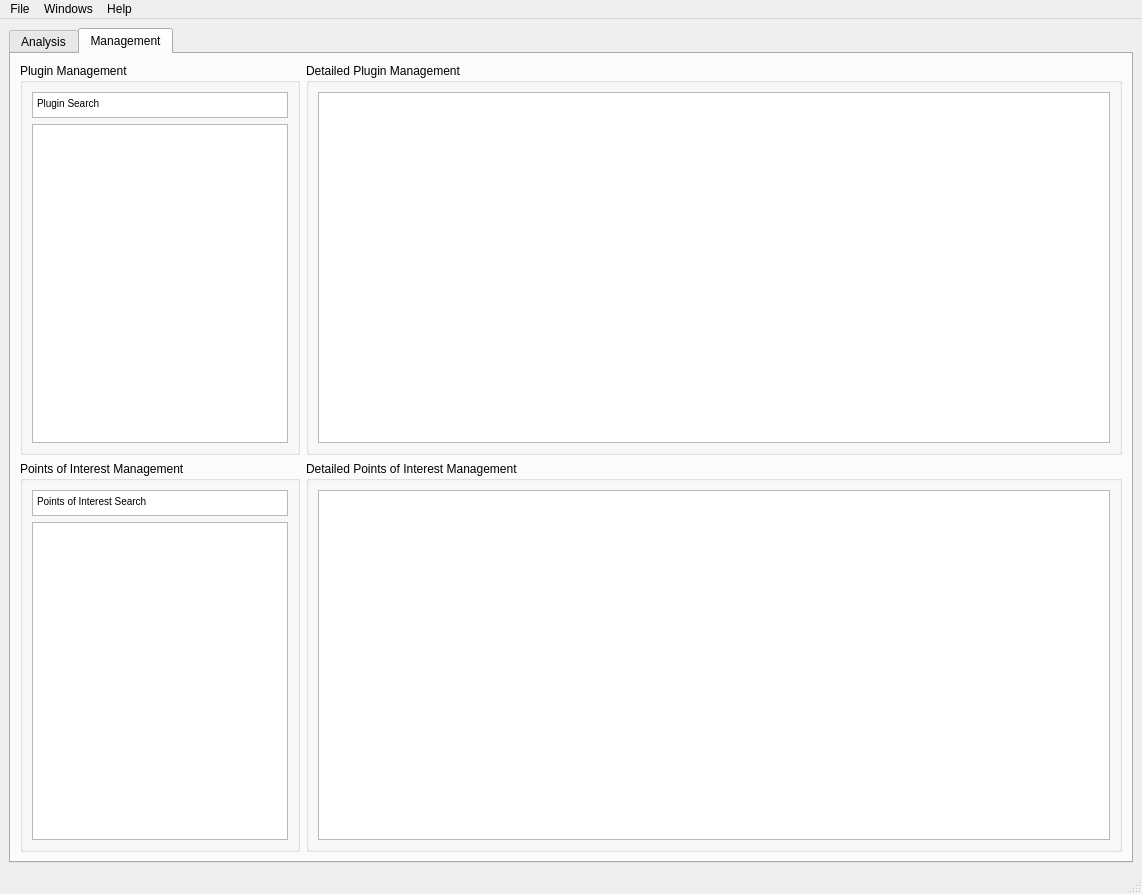
The window that GUI/BATT5_GUI.ui (adalio0/BATT5) describes before a commit, drawn with Qt 5.
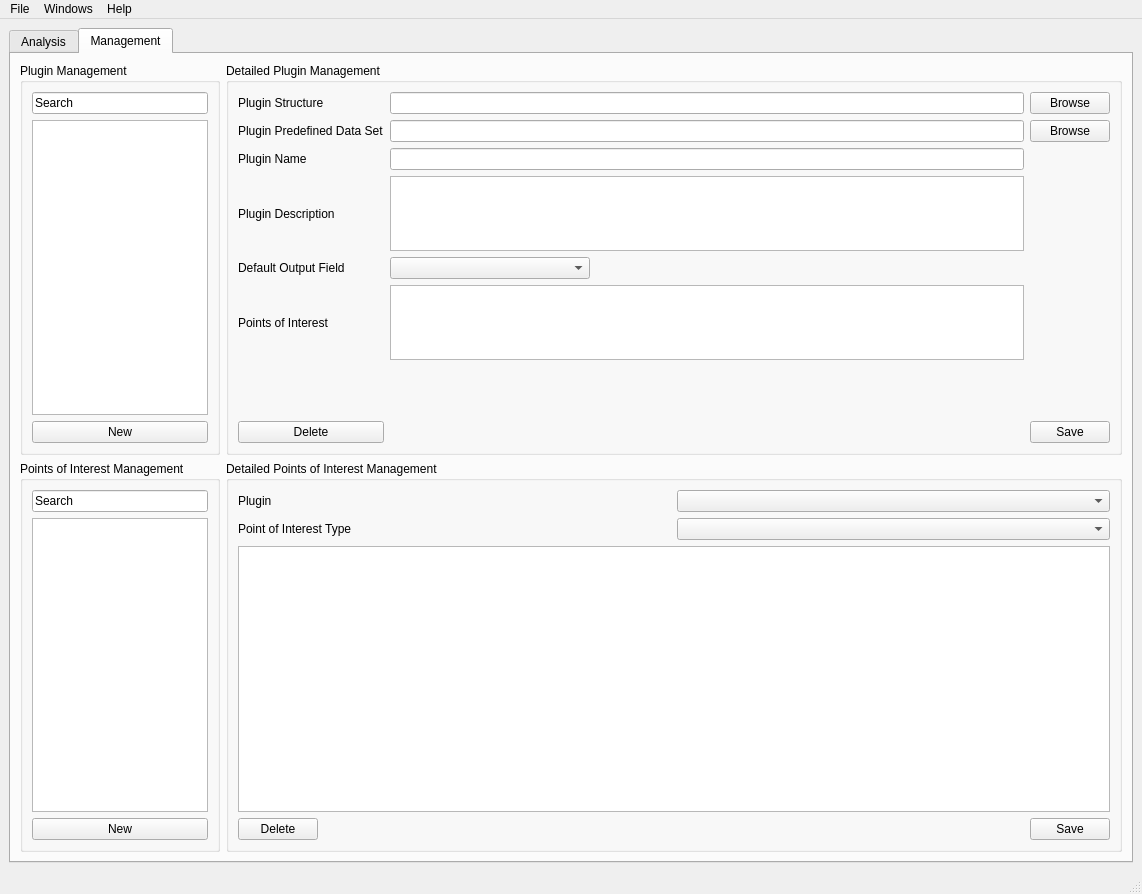
The same window after the commit. The open tabs and pages were chosen to show the change.

Commit message: finished new GUI.. for now

The edit to the form file:
```diff
--- a/GUI/BATT5_GUI.ui
+++ b/GUI/BATT5_GUI.ui
@@ -676,10 +676,16 @@
            <widget class="QGroupBox" name="groupBox_3">
             <property name="minimumSize">
              <size>
-              <width>250</width>
+              <width>200</width>
               <height>0</height>
              </size>
             </property>
+            <property name="maximumSize">
+             <size>
+              <width>200</width>
+              <height>16777215</height>
+             </size>
+            </property>
             <property name="styleSheet">
              <string notr="true"/>
             </property>
@@ -688,24 +694,28 @@
             </property>
             <layout class="QVBoxLayout" name="verticalLayout_12">
              <item>
-              <widget class="QTextEdit" name="textEdit_4">
+              <widget class="QLineEdit" name="pluginManagementSearch_lineEdit">
+               <property name="text">
+                <string>Search</string>
+               </property>
+              </widget>
+             </item>
+             <item>
+              <widget class="QListWidget" name="pluginManagement_list">
                <property name="maximumSize">
                 <size>
-                 <width>16777215</width>
-                 <height>26</height>
+                 <width>200</width>
+                 <height>16777215</height>
                 </size>
                </property>
-               <property name="html">
-                <string>&lt;!DOCTYPE HTML PUBLIC &quot;-//W3C//DTD HTML 4.0//EN&quot; &quot;http://www.w3.org/TR/REC-html40/strict.dtd&quot;&gt;
-&lt;html&gt;&lt;head&gt;&lt;meta name=&quot;qrichtext&quot; content=&quot;1&quot; /&gt;&lt;style type=&quot;text/css&quot;&gt;
-p, li { white-space: pre-wrap; }
-&lt;/style&gt;&lt;/head&gt;&lt;body style=&quot; font-family:'MS Shell Dlg 2'; font-size:7.8pt; font-weight:400; font-style:normal;&quot;&gt;
-&lt;p style=&quot; margin-top:0px; margin-bottom:0px; margin-left:0px; margin-right:0px; -qt-block-indent:0; text-indent:0px;&quot;&gt;Plugin Search&lt;/p&gt;&lt;/body&gt;&lt;/html&gt;</string>
-               </property>
               </widget>
              </item>
              <item>
-              <widget class="QListWidget" name="listWidget_2"/>
+              <widget class="QPushButton" name="pluginManagementNew_button">
+               <property name="text">
+                <string>New</string>
+               </property>
+              </widget>
              </item>
             </layout>
            </widget>
@@ -714,33 +724,43 @@
            <widget class="QGroupBox" name="groupBox_2">
             <property name="minimumSize">
              <size>
-              <width>250</width>
+              <width>200</width>
               <height>0</height>
              </size>
             </property>
+            <property name="maximumSize">
+             <size>
+              <width>200</width>
+              <height>16777215</height>
+             </size>
+            </property>
             <property name="title">
              <string>Points of Interest Management</string>
             </property>
             <layout class="QVBoxLayout" name="verticalLayout_14">
              <item>
-              <widget class="QTextEdit" name="textEdit_5">
+              <widget class="QLineEdit" name="poiManagementSeach_lineEdit">
+               <property name="text">
+                <string>Search</string>
+               </property>
+              </widget>
+             </item>
+             <item>
+              <widget class="QListWidget" name="poiManagement_list">
                <property name="maximumSize">
                 <size>
-                 <width>16777215</width>
-                 <height>26</height>
+                 <width>200</width>
+                 <height>16777215</height>
                 </size>
                </property>
-               <property name="html">
-                <string>&lt;!DOCTYPE HTML PUBLIC &quot;-//W3C//DTD HTML 4.0//EN&quot; &quot;http://www.w3.org/TR/REC-html40/strict.dtd&quot;&gt;
-&lt;html&gt;&lt;head&gt;&lt;meta name=&quot;qrichtext&quot; content=&quot;1&quot; /&gt;&lt;style type=&quot;text/css&quot;&gt;
-p, li { white-space: pre-wrap; }
-&lt;/style&gt;&lt;/head&gt;&lt;body style=&quot; font-family:'MS Shell Dlg 2'; font-size:7.8pt; font-weight:400; font-style:normal;&quot;&gt;
-&lt;p style=&quot; margin-top:0px; margin-bottom:0px; margin-left:0px; margin-right:0px; -qt-block-indent:0; text-indent:0px;&quot;&gt;Points of Interest Search&lt;/p&gt;&lt;/body&gt;&lt;/html&gt;</string>
-               </property>
               </widget>
              </item>
              <item>
-              <widget class="QListWidget" name="listWidget_3"/>
+              <widget class="QPushButton" name="poiManagementNew_button">
+               <property name="text">
+                <string>New</string>
+               </property>
+              </widget>
              </item>
             </layout>
            </widget>
@@ -756,7 +776,130 @@
             </property>
             <layout class="QVBoxLayout" name="verticalLayout_15">
              <item>
-              <widget class="QTextEdit" name="textEdit_6"/>
+              <layout class="QGridLayout" name="dpm_layout">
+               <item row="5" column="1">
+                <widget class="QComboBox" name="dpm_comboBox">
+                 <property name="maximumSize">
+                  <size>
+                   <width>200</width>
+                   <height>200</height>
+                  </size>
+                 </property>
+                </widget>
+               </item>
+               <item row="2" column="1">
+                <widget class="QLineEdit" name="dpmPluginPredefined_lineEdit"/>
+               </item>
+               <item row="1" column="1">
+                <widget class="QLineEdit" name="dpmPluginStructure_lineEdit"/>
+               </item>
+               <item row="8" column="0">
+                <widget class="QPushButton" name="dpmDelete_button">
+                 <property name="text">
+                  <string>Delete</string>
+                 </property>
+                </widget>
+               </item>
+               <item row="4" column="0">
+                <widget class="QLabel" name="dpmPluginDescription_label">
+                 <property name="text">
+                  <string>Plugin Description</string>
+                 </property>
+                </widget>
+               </item>
+               <item row="3" column="1">
+                <widget class="QLineEdit" name="dpmPluginName_lineEdit"/>
+               </item>
+               <item row="5" column="0">
+                <widget class="QLabel" name="dpmDefaultOutputField_label">
+                 <property name="text">
+                  <string>Default Output Field</string>
+                 </property>
+                </widget>
+               </item>
+               <item row="2" column="0">
+                <widget class="QLabel" name="dpmPluginPredefined_label">
+                 <property name="text">
+                  <string>Plugin Predefined Data Set</string>
+                 </property>
+                </widget>
+               </item>
+               <item row="3" column="0">
+                <widget class="QLabel" name="dpmPluginName_label">
+                 <property name="text">
+                  <string>Plugin Name</string>
+                 </property>
+                </widget>
+               </item>
+               <item row="6" column="1">
+                <widget class="QTextEdit" name="dpmPoi_textEdit">
+                 <property name="maximumSize">
+                  <size>
+                   <width>16777215</width>
+                   <height>75</height>
+                  </size>
+                 </property>
+                </widget>
+               </item>
+               <item row="4" column="1">
+                <widget class="QTextEdit" name="dpmPluginDescription_textEdit">
+                 <property name="maximumSize">
+                  <size>
+                   <width>16777215</width>
+                   <height>75</height>
+                  </size>
+                 </property>
+                </widget>
+               </item>
+               <item row="8" column="2">
+                <widget class="QPushButton" name="dpmSave_button">
+                 <property name="text">
+                  <string>Save</string>
+                 </property>
+                </widget>
+               </item>
+               <item row="1" column="0">
+                <widget class="QLabel" name="dpmPluginStructure_label">
+                 <property name="text">
+                  <string>Plugin Structure</string>
+                 </property>
+                </widget>
+               </item>
+               <item row="6" column="0">
+                <widget class="QLabel" name="dpmPoi_label">
+                 <property name="text">
+                  <string>Points of Interest</string>
+                 </property>
+                </widget>
+               </item>
+               <item row="1" column="2">
+                <widget class="QPushButton" name="dpmPluginStructure_button">
+                 <property name="text">
+                  <string>Browse</string>
+                 </property>
+                </widget>
+               </item>
+               <item row="2" column="2">
+                <widget class="QPushButton" name="dpmPluginPredefined_button">
+                 <property name="text">
+                  <string>Browse</string>
+                 </property>
+                </widget>
+               </item>
+               <item row="7" column="1">
+                <spacer name="dpm_verticalSpacer">
+                 <property name="orientation">
+                  <enum>Qt::Vertical</enum>
+                 </property>
+                 <property name="sizeHint" stdset="0">
+                  <size>
+                   <width>20</width>
+                   <height>40</height>
+                  </size>
+                 </property>
+                </spacer>
+               </item>
+              </layout>
              </item>
             </layout>
            </widget>
@@ -768,7 +911,62 @@
             </property>
             <layout class="QVBoxLayout" name="verticalLayout_18">
              <item>
-              <widget class="QTextEdit" name="textEdit_7"/>
+              <layout class="QGridLayout" name="dpoim_topGrid">
+               <item row="1" column="1">
+                <widget class="QComboBox" name="dpoimPoiType_dropdown"/>
+               </item>
+               <item row="0" column="1">
+                <widget class="QComboBox" name="dpoimPlugin_dropdown"/>
+               </item>
+               <item row="1" column="0">
+                <widget class="QLabel" name="dpoimPoiType_label">
+                 <property name="text">
+                  <string>Point of Interest Type</string>
+                 </property>
+                </widget>
+               </item>
+               <item row="0" column="0">
+                <widget class="QLabel" name="dpoimPlugin_label">
+                 <property name="text">
+                  <string>Plugin</string>
+                 </property>
+                </widget>
+               </item>
+              </layout>
+             </item>
+             <item>
+              <widget class="QTextEdit" name="dpoim_text"/>
+             </item>
+             <item>
+              <layout class="QGridLayout" name="dpoim_lowGrid">
+               <item row="0" column="1">
+                <spacer name="dpoim_horizontalSpacer">
+                 <property name="orientation">
+                  <enum>Qt::Horizontal</enum>
+                 </property>
+                 <property name="sizeHint" stdset="0">
+                  <size>
+                   <width>40</width>
+                   <height>20</height>
+                  </size>
+                 </property>
+                </spacer>
+               </item>
+               <item row="0" column="0">
+                <widget class="QPushButton" name="dpoimDelete_button">
+                 <property name="text">
+                  <string>Delete</string>
+                 </property>
+                </widget>
+               </item>
+               <item row="0" column="2">
+                <widget class="QPushButton" name="dpoimSave_button">
+                 <property name="text">
+                  <string>Save</string>
+                 </property>
+                </widget>
+               </item>
+              </layout>
              </item>
             </layout>
            </widget>
```
Left out of the diff: 314 changed lines with no effect on the pictures.
